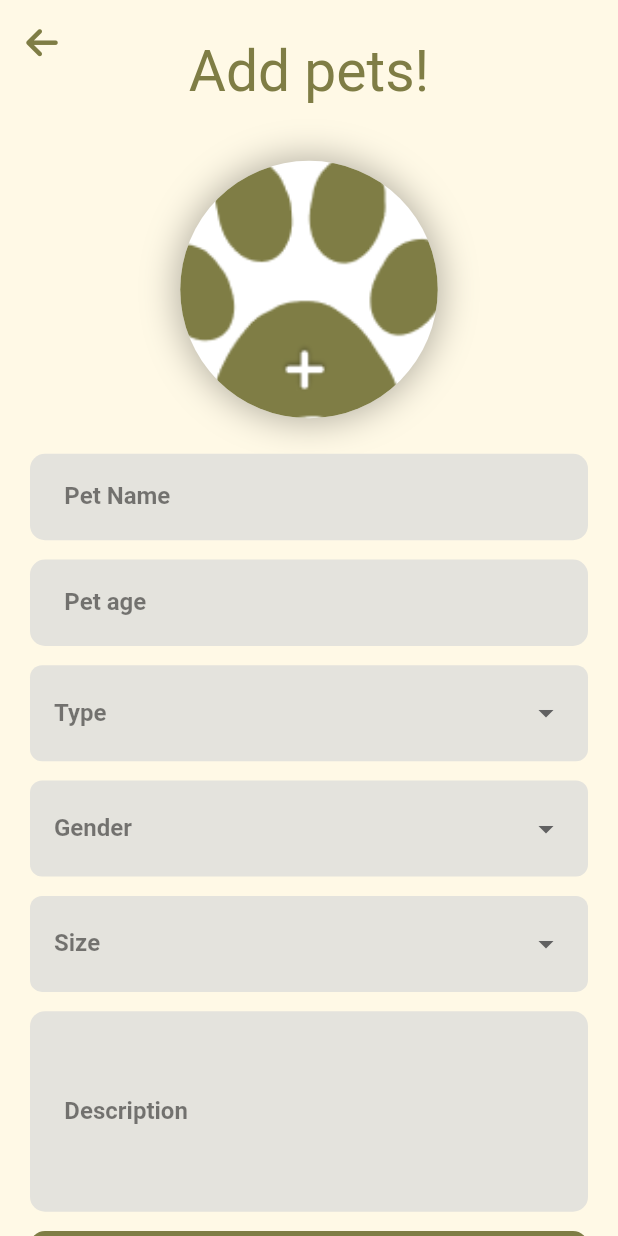
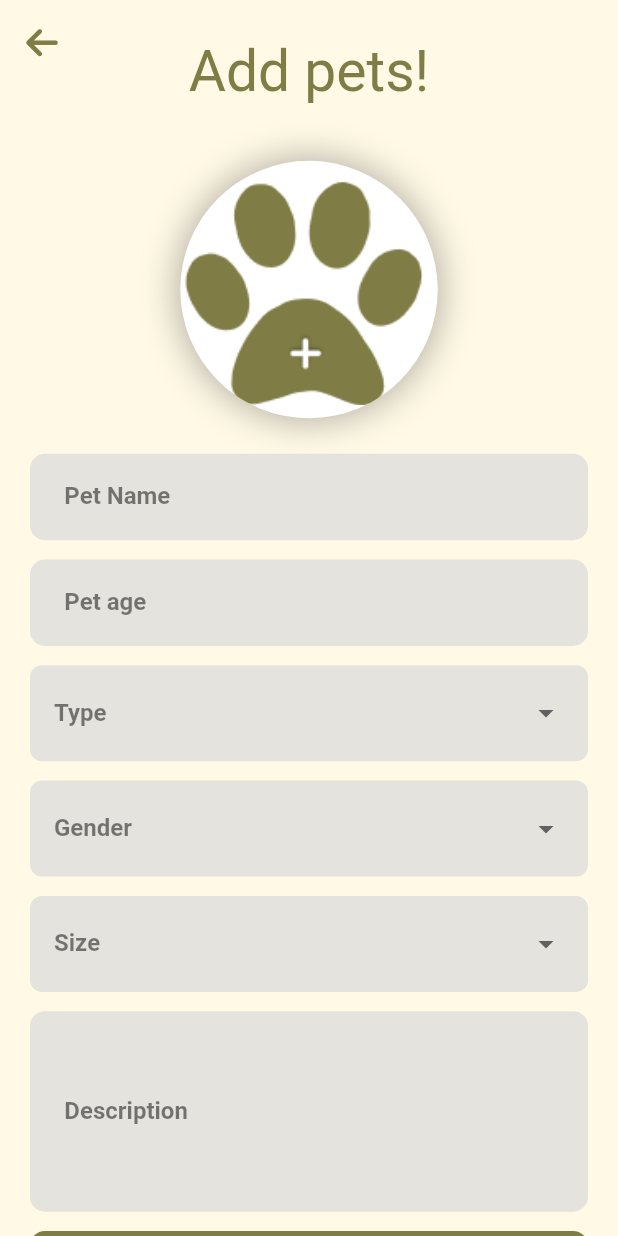
Before and after one commit to aymen-ziouche/adoptini-app, a Flutter app: the AddPetScreen screen opened by its route, on a phone screen of 412 x 824 dp. Run offline on Flutter 3.47's test engine with Material 2 defaults, Android fonts, the phone set to English and light mode, and no system bars; our stand-ins replace bloc, cached_network_image, cloud_firestore, dio, easy_localization, email_validator and 22 more; missing offline and left inert: swipe_refresh; accounts and stored records are empty; generated files the repository leaves out were written again; Roboto replaces fonts that are missing (Lemon); project files that could hold a hidden picture were left out.

Commit message:
fixed getting favorites and add pet form

```diff
--- a/lib/core/home/data/datasources/remote_pet_db.dart
+++ b/lib/core/home/data/datasources/remote_pet_db.dart
@@ -6,6 +6,7 @@ import 'package:cloud_firestore/cloud_firestore.dart';
 import 'package:dio/dio.dart';
 import 'package:firebase_storage/firebase_storage.dart';
 import 'package:injectable/injectable.dart';
+import 'package:flutter_dotenv/flutter_dotenv.dart';
 
 import 'package:adoptini_app/core/home/data/models/pet_model.dart';
 import 'package:sentry_flutter/sentry_flutter.dart';
@@ -59,8 +60,8 @@ class RemotePetDB implements BaseRemotePetDB {
       // ));
       final uploadTask = storageRef.putFile(File(image));
       final downloadUrl = await (await uploadTask).ref.getDownloadURL();
-      final apiKey = 'acc_a7c7ad86c5e8c6f';
-      final apiSecret = '7e8d5414525bb1625da7ed4c968e6172';
+      final apiKey = dotenv.get("API_KEY");
+      final apiSecret = dotenv.get("API_SECRET");
       final imageUrl = downloadUrl;
       final url = 'https://api.imagga.com/v2/tags?image_url=' + Uri.encodeComponent(imageUrl);
 
--- a/lib/core/home/data/models/pet_model.dart
+++ b/lib/core/home/data/models/pet_model.dart
@@ -31,8 +31,7 @@ class PetModel extends PetEntity {
       image: data['image'],
       latitude: data['latitude'],
       longitude: data['longitude'],
-      // owner: data['owner'],
-      owner: UserModel.fromFirestore(snapshot),
+      owner: UserModel.fromMap(snapshot.get("owner")),
       petId: data["petId"],
       size: data["size"],
     );
--- a/lib/core/home/presentation/pages/add_pet_screen/add_pet_form.dart
+++ b/lib/core/home/presentation/pages/add_pet_screen/add_pet_form.dart
@@ -220,7 +220,7 @@ class _AddPetFormState extends State<AddPetForm> with TickerProviderStateMixin {
                                           )
                                         : DecorationImage(
                                             image: AssetImage("assets/images/paw.png"),
-                                            fit: BoxFit.cover,
+                                            fit: BoxFit.contain,
                                           ),
                                   ),
                                 ),
--- a/lib/main.dart
+++ b/lib/main.dart
@@ -7,6 +7,7 @@ import 'package:firebase_core/firebase_core.dart';
 import 'package:firebase_crashlytics/firebase_crashlytics.dart';
 import 'package:flutter/foundation.dart';
 import 'package:flutter/material.dart';
+import 'package:flutter_dotenv/flutter_dotenv.dart';
 import 'package:geolocator/geolocator.dart';
 import 'package:sentry_flutter/sentry_flutter.dart';
 
@@ -15,9 +16,10 @@ void main() async {
   WidgetsFlutterBinding.ensureInitialized();
   await EasyLocalization.ensureInitialized();
   await Firebase.initializeApp();
-  //setup needed dependecies injection
   await configInjections();
   await Geolocator.requestPermission();
+  await dotenv.load(fileName: ".env");
+
 
   setupLocator();
   await PackageInfoWrapper.instance.init();
@@ -29,8 +31,6 @@ void main() async {
   SentryFlutter.init(
     (options) {
       options.dsn = 'https://af4c188afe625de5df5f0ef2ddb6bf35@o4505891090726912.ingest.sentry.io/4505891092299776';
-      // Set tracesSampleRate to 1.0 to capture 100% of transactions for performance monitoring.
-      // We recommend adjusting this value in production.
       options.tracesSampleRate = 1.0;
     },
     appRunner: () => runApp(
--- a/pubspec.yaml
+++ b/pubspec.yaml
@@ -69,6 +69,7 @@ dependencies:
   swipe_refresh: ^1.0.2
   firebase_messaging: ^14.6.9
   flutter_local_notifications: ^16.1.0
+  flutter_dotenv: ^5.1.0
 
 dev_dependencies:
   flutter_test:
@@ -109,7 +110,7 @@ flutter:
     - assets/translations/
     - assets/images/
     - assets/lotties/
-
+    - .env
   # An image asset can refer to one or more resolution-specific "variants", see
   # https://flutter.dev/assets-and-images/#resolution-aware
 
```
Also changed, not shown: pubspec.lock, 1 other file.
